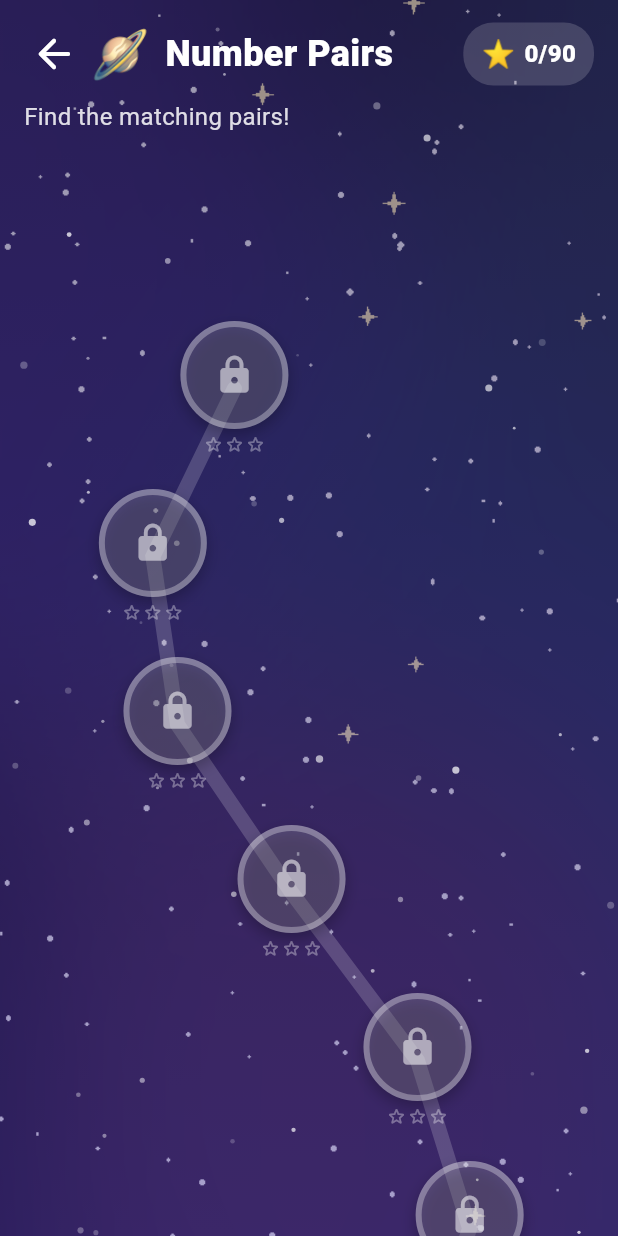
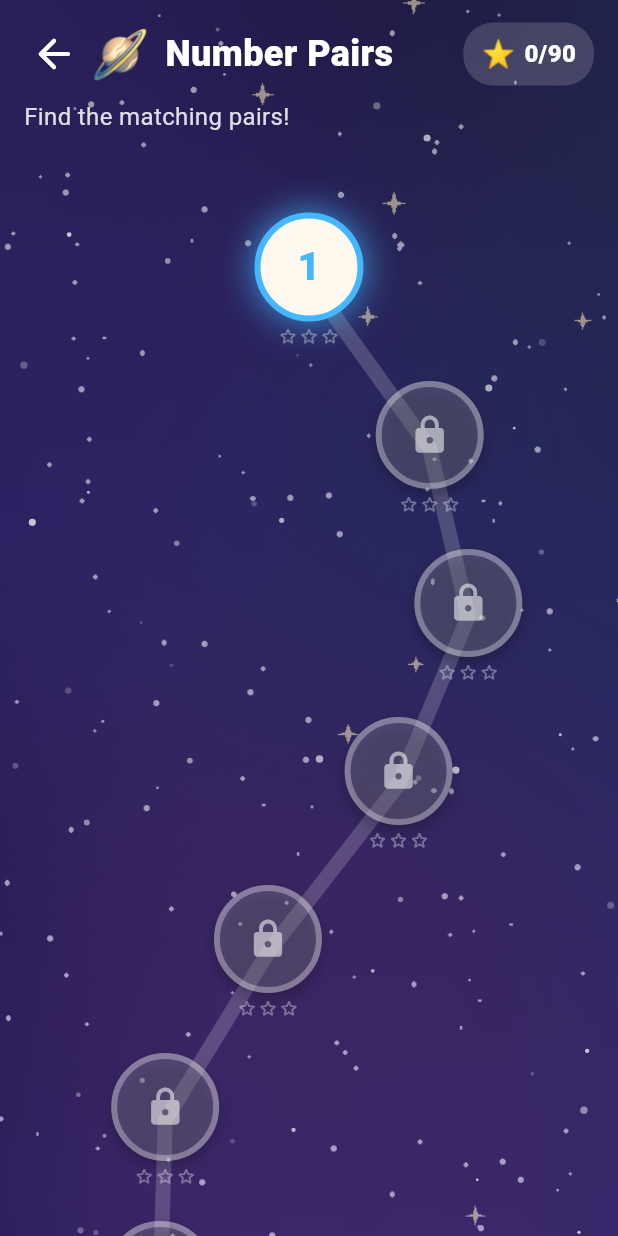
Before and after one commit to DevsArun/math-memory-planet, a Flutter app: the LevelSelectScreen screen opened directly with empty values, on a phone screen of 412 x 824 dp. Run offline on Flutter 3.47's test engine with Material 3 defaults, Android fonts, the phone set to English and light mode, and no system bars; our stand-ins replace audioplayers, shared_preferences; accounts and stored records are empty.

Commit message:
Add files via upload

```diff
--- a/lib/game_shell.dart
+++ b/lib/game_shell.dart
@@ -16,21 +16,53 @@ import 'strings.dart';
 import 'theme.dart';
 import 'widgets.dart';
 
-/// Winding galaxy-path level map (Candy-Crush style) for one mode.
-class LevelSelectScreen extends StatelessWidget {
+/// Winding galaxy-path level map (Candy-Crush style), TOP -> BOTTOM:
+/// level 1 at the top, level 30 at the bottom. Auto-scrolls to current level.
+class LevelSelectScreen extends StatefulWidget {
   const LevelSelectScreen({super.key, required this.modeIndex});
 
   final int modeIndex;
 
-  static const double _spacing = 112;
+  static const double spacing = 112;
+
+  @override
+  State<LevelSelectScreen> createState() => _LevelSelectScreenState();
+}
+
+class _LevelSelectScreenState extends State<LevelSelectScreen> {
+  final ScrollController _sc = ScrollController();
+  late final int _current = _computeCurrent();
+
+  int _computeCurrent() {
+    int c = 0;
+    while (c < 29 && appState.starsFor(widget.modeIndex, c) > 0) {
+      c++;
+    }
+    return c;
+  }
+
+  @override
+  void initState() {
+    super.initState();
+    WidgetsBinding.instance.addPostFrameCallback((_) {
+      if (!mounted || !_sc.hasClients) {
+        return;
+      }
+      final double target = 90 + _current * LevelSelectScreen.spacing - 220;
+      final double maxScroll = _sc.position.maxScrollExtent;
+      _sc.jumpTo(math.max(0, math.min(target, maxScroll)));
+    });
+  }
+
+  @override
+  void dispose() {
+    _sc.dispose();
+    super.dispose();
+  }
 
   @override
   Widget build(BuildContext context) {
-    final ModeInfo mode = kModes[modeIndex];
-    int current = 0;
-    while (current < 29 && appState.starsFor(modeIndex, current) > 0) {
-      current++;
-    }
+    final ModeInfo mode = kModes[widget.modeIndex];
     return GradientScaffold(
       child: Column(
         children: <Widget>[
@@ -51,7 +83,7 @@ class LevelSelectScreen extends StatelessWidget {
                     overflow: TextOverflow.ellipsis,
                   ),
                 ),
-                ChipPill(emoji: '⭐', text: '${appState.starsForMode(modeIndex)}/90'),
+                ChipPill(emoji: '⭐', text: '${appState.starsForMode(widget.modeIndex)}/90'),
               ],
             ),
           ),
@@ -68,9 +100,10 @@ class LevelSelectScreen extends StatelessWidget {
           Expanded(
             child: LayoutBuilder(
               builder: (BuildContext context, BoxConstraints c) {
-                const double spacing = _spacing;
-                final double height = 30 * spacing + 140;
+                const double spacing = LevelSelectScreen.spacing;
+                final double height = 30 * spacing + 160;
                 return SingleChildScrollView(
+                  controller: _sc,
                   padding: EdgeInsets.zero,
                   child: SizedBox(
                     width: c.maxWidth,
@@ -78,10 +111,10 @@ class LevelSelectScreen extends StatelessWidget {
                     child: Stack(
                       children: <Widget>[
                         Positioned.fill(
-                          child: CustomPaint(painter: _PathPainter(c.maxWidth, spacing, height)),
+                          child: CustomPaint(painter: _PathPainter(c.maxWidth, spacing)),
                         ),
                         for (int level = 0; level < 30; level++)
-                          _buildNode(context, mode, level, current, c.maxWidth, spacing, height),
+                          _buildNode(context, mode, level, c.maxWidth, spacing),
                       ],
                     ),
                   ),
@@ -94,30 +127,25 @@ class LevelSelectScreen extends StatelessWidget {
     );
   }
 
-  Widget _buildNode(
-    BuildContext context,
-    ModeInfo mode,
-    int level,
-    int current,
-    double width,
-    double spacing,
-    double height,
-  ) {
-    final Offset pos = _nodePos(width, spacing, level, height);
-    final bool unlocked = appState.levelUnlocked(modeIndex, level);
+  Widget _buildNode(BuildContext context, ModeInfo mode, int level, double width, double spacing) {
+    final Offset pos = _nodePos(width, spacing, level);
+    final bool unlocked = appState.levelUnlocked(widget.modeIndex, level);
+    final int stars = appState.starsFor(widget.modeIndex, level);
     return Positioned(
       left: pos.dx - 36,
       top: pos.dy - 45,
       child: _LevelNode(
         number: level + 1,
-        stars: appState.starsFor(modeIndex, level),
+        stars: stars,
         unlocked: unlocked,
-        isCurrent: unlocked && level == current,
+        isCurrent: unlocked && level == _current,
         color: Color(mode.color),
         onTap: () {
           if (unlocked) {
             Navigator.of(context).push(
-              MaterialPageRoute<void>(builder: (_) => GameScreen(modeIndex: modeIndex, levelIndex: level)),
+              MaterialPageRoute<void>(
+                builder: (_) => GameScreen(modeIndex: widget.modeIndex, levelIndex: level),
+              ),
             );
           } else {
             Sfx.play('wrong');
@@ -128,18 +156,18 @@ class LevelSelectScreen extends StatelessWidget {
   }
 }
 
-Offset _nodePos(double width, double spacing, int i, double height) {
+/// Top-down: level 1 near the top, level 30 at the bottom.
+Offset _nodePos(double width, double spacing, int i) {
   final double x = width / 2 + math.sin(i * 0.85) * (width * 0.26);
-  final double y = height - 90 - i * spacing;
+  final double y = 90 + i * spacing;
   return Offset(x, y);
 }
 
 class _PathPainter extends CustomPainter {
-  const _PathPainter(this.width, this.spacing, this.height);
+  const _PathPainter(this.width, this.spacing);
 
   final double width;
   final double spacing;
-  final double height;
 
   @override
   void paint(Canvas canvas, Size size) {
@@ -150,7 +178,7 @@ class _PathPainter extends CustomPainter {
       ..strokeCap = StrokeCap.round;
     final Path path = Path();
     for (int i = 0; i < 30; i++) {
-      final Offset p = _nodePos(width, spacing, i, height);
+      final Offset p = _nodePos(width, spacing, i);
       if (i == 0) {
         path.moveTo(p.dx, p.dy);
       } else {
@@ -207,27 +235,34 @@ class _LevelNodeState extends State<_LevelNode> with SingleTickerProviderStateMi
 
   @override
   Widget build(BuildContext context) {
+    final bool done = widget.stars > 0;
     final Widget circle = Container(
       width: 72,
       height: 72,
       decoration: BoxDecoration(
-        color: widget.unlocked ? AppColors.cardFace : AppColors.white.withValues(alpha: 0.16),
+        color: !widget.unlocked
+            ? AppColors.white.withValues(alpha: 0.16)
+            : done
+                ? widget.color
+                : AppColors.cardFace,
         shape: BoxShape.circle,
         border: Border.all(
           color: widget.unlocked ? widget.color : AppColors.white.withValues(alpha: 0.3),
           width: 4,
         ),
-        boxShadow: <BoxShadow>[
-          BoxShadow(color: Colors.black.withValues(alpha: 0.25), blurRadius: 8, offset: const Offset(0, 4)),
-        ],
+        boxShadow: widget.isCurrent
+            ? <BoxShadow>[BoxShadow(color: widget.color.withValues(alpha: 0.8), blurRadius: 20)]
+            : <BoxShadow>[BoxShadow(color: Colors.black.withValues(alpha: 0.25), blurRadius: 8, offset: const Offset(0, 4))],
       ),
       child: Center(
-        child: widget.unlocked
-            ? Text(
-                '${widget.number}',
-                style: TextStyle(fontSize: 26, fontWeight: FontWeight.w900, color: widget.color),
-              )
-            : Icon(Icons.lock_rounded, color: AppColors.white.withValues(alpha: 0.55), size: 28),
+        child: !widget.unlocked
+            ? Icon(Icons.lock_rounded, color: AppColors.white.withValues(alpha: 0.55), size: 28)
+            : done
+                ? const Icon(Icons.check_rounded, color: AppColors.white, size: 34)
+                : Text(
+                    '${widget.number}',
+                    style: TextStyle(fontSize: 26, fontWeight: FontWeight.w900, color: widget.color),
+                  ),
       ),
     );
     return GestureDetector(
--- a/lib/state.dart
+++ b/lib/state.dart
@@ -4,7 +4,7 @@ import 'package:shared_preferences/shared_preferences.dart';
 import 'models.dart';
 
 /// Shown in the About dialog. Keep in sync with pubspec.yaml version.
-const String kAppVersion = '1.1.0+3';
+const String kAppVersion = '1.2.0+4';
 
 /// A collectible trophy badge.
 class BadgeDef {
--- a/pubspec.yaml
+++ b/pubspec.yaml
@@ -1,7 +1,7 @@
 name: mathmemoryplanet
 description: "Math Memory Planet - kids memory and math card games. Fully offline, no ads, no accounts, no data collection."
 publish_to: "none"
-version: 1.1.0+3
+version: 1.2.0+4
 
 environment:
   sdk: ^3.7.0
```
Also changed, not shown: lib/main.dart (+17 -4 lines), lib/widgets.dart (+17 -7 lines).
